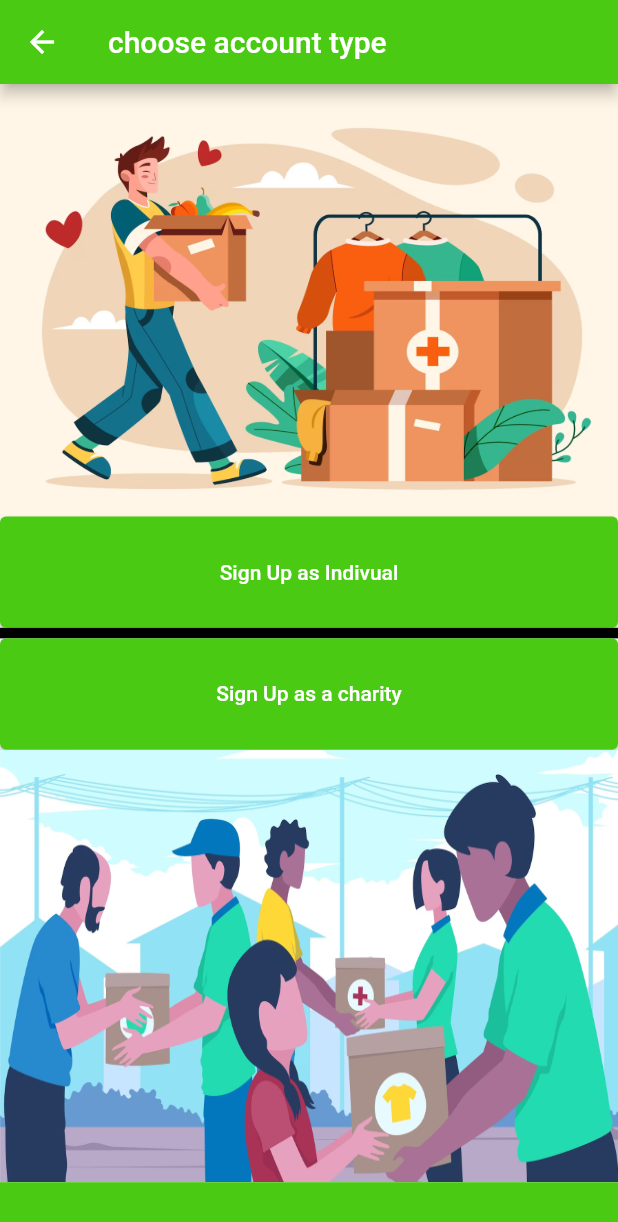
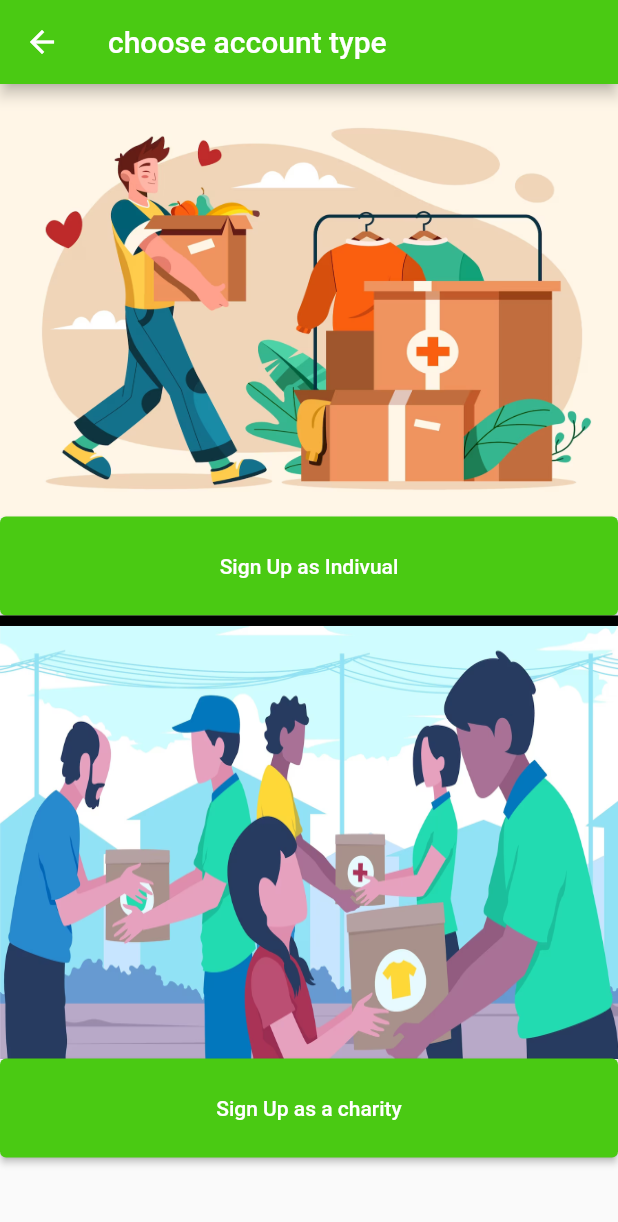
Before and after one commit to abu3athab/amal, a Flutter app: the Choose screen opened directly, on a phone screen of 412 x 824 dp. Shown: the top 1222 px of the screen. Run offline on Flutter 3.47's test engine with Material 2 defaults, Android fonts, the phone set to English and light mode, and no system bars; missing offline and left inert: dart:ffi.

```diff
--- a/lib/sign up/chooseType.dart
+++ b/lib/sign up/chooseType.dart
@@ -30,7 +30,7 @@ class Choose extends StatelessWidget {
               ),
             ),
             Container(
-              height: height * 0.09,
+              height: height * 0.08,
               child: ElevatedButton(
                 style: ElevatedButton.styleFrom(
                     backgroundColor: logoColor,
@@ -50,7 +50,18 @@ class Choose extends StatelessWidget {
               color: Colors.black,
             ),
             Container(
-              height: height * 0.09,
+              width: width,
+              height: height * 0.35,
+              decoration: BoxDecoration(
+                image: DecorationImage(
+                  fit: BoxFit.fill,
+                  image: AssetImage(
+                      'assets/flat-illustration-world-humanitarian-day_23-2149484207 (1).png'),
+                ),
+              ),
+            ),
+            Container(
+              height: height * 0.08,
               child: ElevatedButton(
                 style: ElevatedButton.styleFrom(
                     backgroundColor: logoColor,
@@ -64,22 +75,6 @@ class Choose extends StatelessWidget {
                 child: Text('Sign Up as a charity'),
               ),
             ),
-            Container(
-              width: width,
-              height: height * 0.35,
-              decoration: BoxDecoration(
-                image: DecorationImage(
-                  fit: BoxFit.fill,
-                  image: AssetImage(
-                      'assets/flat-illustration-world-humanitarian-day_23-2149484207 (1).png'),
-                ),
-              ),
-            ),
-            Container(
-              width: width,
-              height: 100,
-              color: logoColor,
-            )
           ]),
         ),
       ),
```
